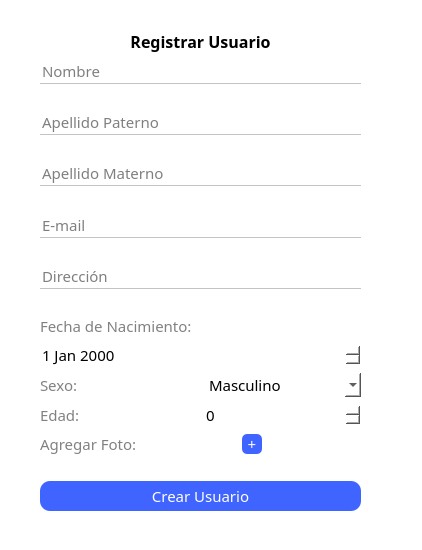
Qt form hospital-Core/Widgets/Usuario/registrar.ui (MrDanielG/Hospital-SCRUM) before a commit.
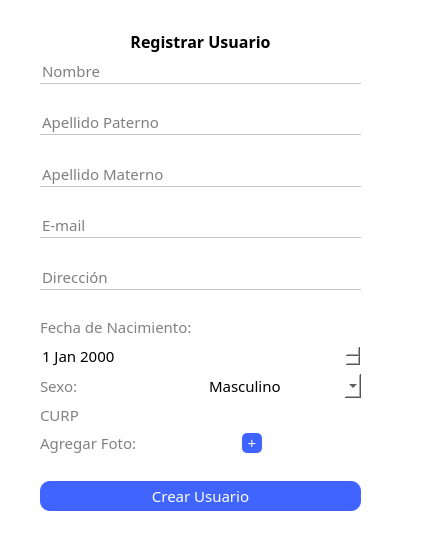
The same form after that commit. The open tabs and pages were chosen to show the change. Icons and pictures are not drawn.

The edit to the form file:
```diff
--- a/hospital-Core/Widgets/Usuario/registrar.ui
+++ b/hospital-Core/Widgets/Usuario/registrar.ui
@@ -599,19 +599,12 @@
            <string notr="true">color: rgb(129, 129, 129);</string>
           </property>
           <property name="text">
-           <string>Edad:</string>
+           <string>CURP</string>
           </property>
          </widget>
         </item>
         <item>
-         <widget class="QSpinBox" name="spinBox_edad">
-          <property name="font">
-           <font>
-            <family>Montserrat</family>
-            <pointsize>11</pointsize>
-           </font>
-          </property>
-         </widget>
+         <widget class="QLineEdit" name="CURP"/>
         </item>
        </layout>
       </item>
```
Left out of the diff: 2 changed lines with no effect on the pictures.
